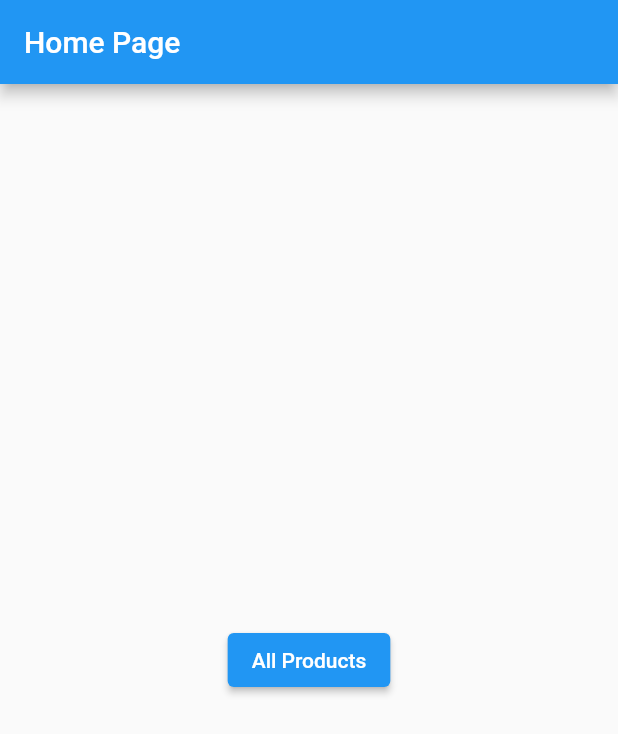
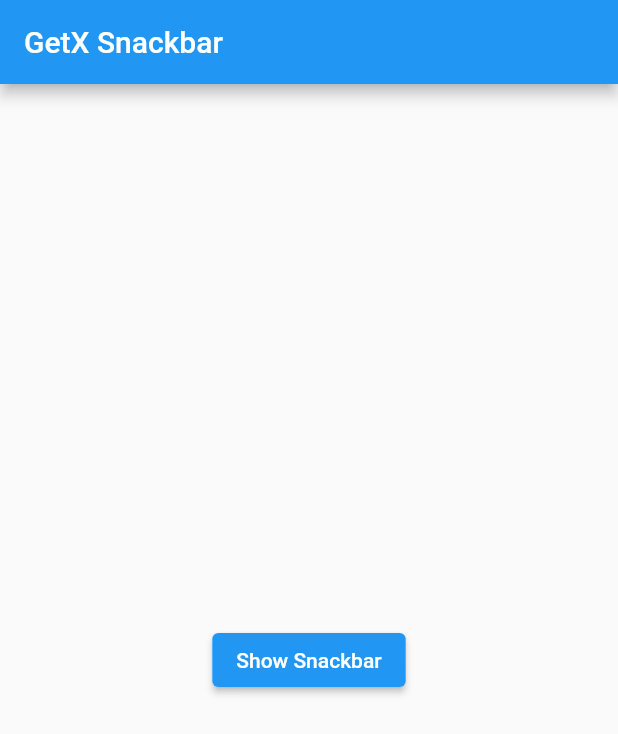
Before and after one commit to SchevaPratama/GetX-Learn, a Flutter app: the screen it shows after launch, on a phone screen of 412 x 824 dp. Shown: the top 734 px of the screen. Run offline on Flutter 3.47's test engine with Material 2 defaults, Android fonts, the phone set to English and light mode, and no system bars; our stand-ins replace get.

Commit message:
GetX SnackBar

```diff
--- /dev/null
+++ b/lib/Episode79/HomePage.dart
@@ -0,0 +1,42 @@
+import 'package:flutter/material.dart';
+import 'package:get/get.dart';
+
+class HomePage extends StatelessWidget {
+  const HomePage({Key? key}) : super(key: key);
+
+  @override
+  Widget build(BuildContext context) {
+    return GetMaterialApp(
+      home: MainPage(),
+    );
+  }
+}
+
+class MainPage extends StatelessWidget {
+  const MainPage({Key? key}) : super(key: key);
+
+  @override
+  Widget build(BuildContext context) {
+    return Scaffold(
+      appBar: AppBar(
+        title: Text('GetX Snackbar'),
+      ),
+      body: Center(
+        child: ElevatedButton(
+          onPressed: () {
+            Get.snackbar(
+              "It's Title",
+              "It's Message",
+              animationDuration: Duration(milliseconds: 300),
+              duration: Duration(seconds: 2),
+              backgroundColor: Colors.amber,
+              borderWidth: 3,
+              borderColor: Colors.black,
+            );
+          },
+          child: Text('Show Snackbar'),
+        ),
+      ),
+    );
+  }
+}
--- a/lib/main.dart
+++ b/lib/main.dart
@@ -1,6 +1,6 @@
 import 'package:flutter/material.dart';
 import 'package:get/get.dart';
-import 'package:getx_practice/Episode78/pages/homePage.dart';
+import 'package:getx_practice/Episode79/homePage.dart';
 
 void main() {
   runApp(const HomePage());
```
